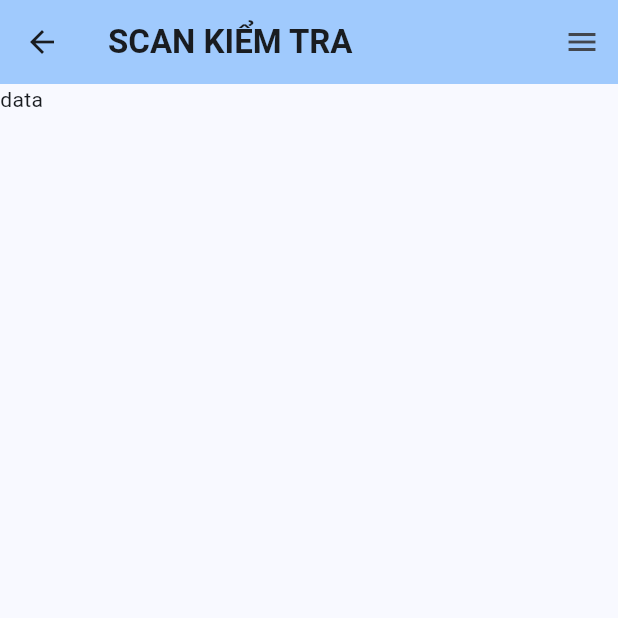
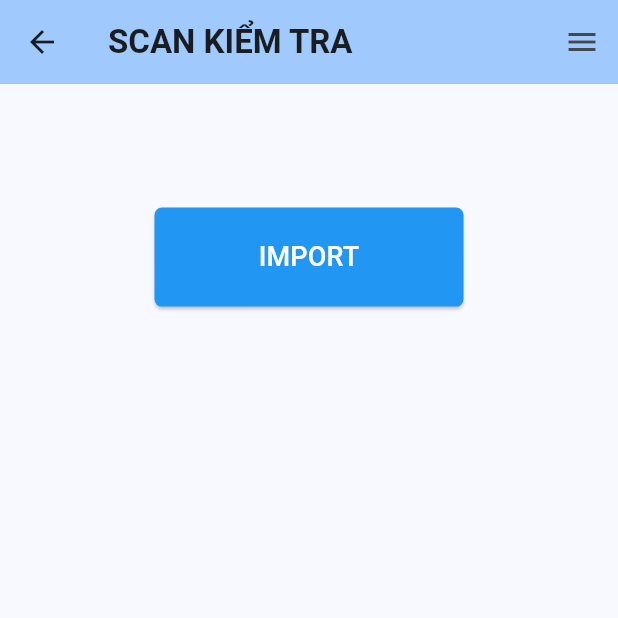
Before and after one commit to Slimaeus/flutter_hutech_classroom, a Flutter app: the ScanScreen screen opened by its route, on a phone screen of 412 x 824 dp, the top half of it. Run offline on Flutter 3.47's test engine with Material 2 defaults, Android fonts, the phone set to English and light mode, and no system bars; our stand-ins replace flutter_mobx, mobx; generated files the repository leaves out were written again.

Commit message:
feat(scan): Update button

```diff
--- a/lib/screens/scan_screen.dart
+++ b/lib/screens/scan_screen.dart
@@ -1,4 +1,5 @@
 import 'package:flutter/material.dart';
+import 'package:flutter_hutech_classroom/managers/route_manager.dart';
 import 'package:flutter_hutech_classroom/widgets/layout/custom_appbar.dart';
 import 'package:flutter_hutech_classroom/widgets/layout/custom_drawer.dart';
 
@@ -12,7 +13,41 @@ class ScanScreen extends StatelessWidget {
     return Scaffold(
       appBar: customAppBar(context, title: title, hasLeading: true),
       endDrawer: customDrawer(context),
-      body: const Text('data'),
+      body: SingleChildScrollView(
+        child: Center(
+            child: Padding(
+          padding: EdgeInsets.symmetric(
+              vertical: MediaQuery.of(context).size.height * 0.1,
+              horizontal: MediaQuery.of(context).size.width * 0.25),
+          child: Column(
+            crossAxisAlignment: CrossAxisAlignment.center,
+            children: [
+              ElevatedButton(
+                style: ElevatedButton.styleFrom(
+                  foregroundColor: Colors.white,
+                  backgroundColor: Colors.blue,
+                  minimumSize: const Size(double.infinity, 50),
+                  padding: const EdgeInsets.all(20),
+                  shape: RoundedRectangleBorder(
+                    borderRadius: BorderRadius.circular(5),
+                  ),
+                ),
+                onPressed: () {
+                  // Handle the submit button press event
+                  Navigator.pushNamed(
+                      context, RouteManager.home);
+                },
+                child: const Text(
+                  'IMPORT',
+                  style: TextStyle(
+                    fontSize: 18,
+                  ),
+                ),
+              ),
+            ],
+          ),
+        )),
+      ),
     );
   }
 }
```
